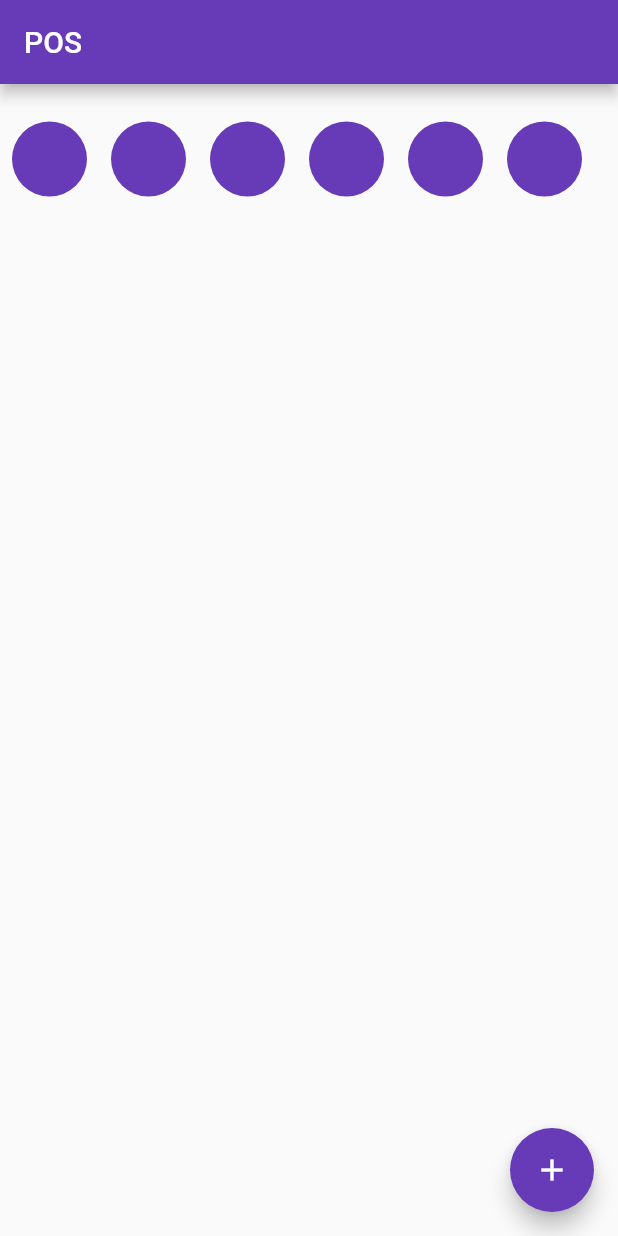
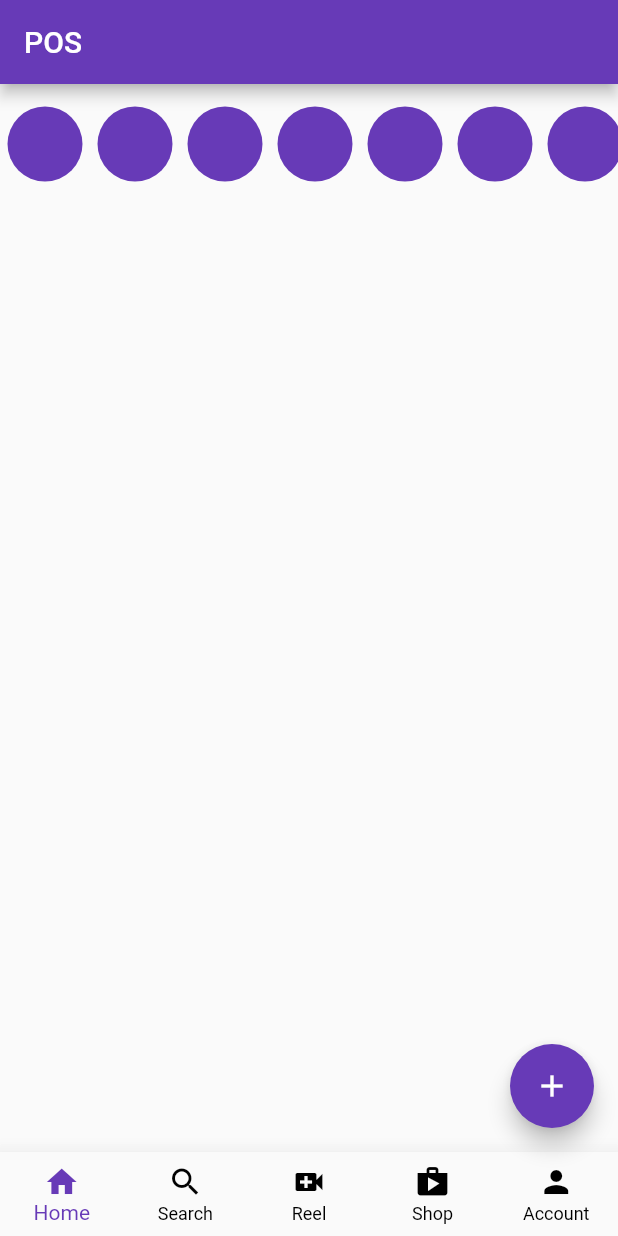
Before and after one commit to Dharmeshgevariya/kitchen_app, a Flutter app: the screen it shows after launch, on a phone screen of 412 x 824 dp. Run offline on Flutter 3.47's test engine with Material 2 defaults, Android fonts, the phone set to English and light mode, and no system bars; our stand-ins replace google_fonts, percent_indicator.

Commit message:
Bottom Navigation bar

```diff
--- /dev/null
+++ b/lib/account.dart
@@ -0,0 +1,17 @@
+import 'package:flutter/material.dart';
+
+class Account extends StatefulWidget {
+  const Account({Key? key}) : super(key: key);
+
+  @override
+  State<Account> createState() => _AccountState();
+}
+
+class _AccountState extends State<Account> {
+  @override
+  Widget build(BuildContext context) {
+    return Center(
+      child: Text("Account"),
+    );
+  }
+}
--- /dev/null
+++ b/lib/home.dart
@@ -0,0 +1,42 @@
+import 'package:flutter/material.dart';
+
+import 'StoryPage.dart';
+import 'util/StroyCircle.dart';
+
+class home extends StatefulWidget {
+  const home({Key? key}) : super(key: key);
+
+  @override
+  State<home> createState() => _homeState();
+}
+
+class _homeState extends State<home> {
+
+  void _openStory(){
+    Navigator.push(context, MaterialPageRoute(builder: (context) => StoryPage()));
+  }
+
+
+  @override
+  Widget build(BuildContext context) {
+    return Center(
+      // Center is a layout widget. It takes a single child and positions it
+      // in the middle of the parent.
+      child: Column(
+        children: <Widget>[
+          SizedBox(
+            height: 80,
+            child: ListView.builder(
+                itemCount: 10,
+                scrollDirection: Axis.horizontal,
+                itemBuilder: (context, index) {
+                  return StoryCircle(
+                    function: _openStory,
+                  );
+                }),
+          )
+        ],
+      ),
+    );
+  }
+}
--- a/lib/main.dart
+++ b/lib/main.dart
@@ -1,8 +1,13 @@
 import 'package:flutter/material.dart';
+import 'package:kitchen_app/home.dart';
+import 'package:kitchen_app/sale.dart';
+import 'package:kitchen_app/video.dart';
 
 import 'ComplexDrawer.dart';
 
 import 'StoryPage.dart';
+import 'account.dart';
+import 'search.dart';
 import 'util/StroyCircle.dart';
 
 void main() {
@@ -53,21 +58,26 @@ class MyHomePage extends StatefulWidget {
 }
 
 class _MyHomePageState extends State<MyHomePage> {
-  int _counter = 0;
+   int _selectedIndex =0;
 
-  void _incrementCounter() {
+  // navigate around the bottom nav bar
+  void _navigateBottomBar(int index){
     setState(() {
-      // This call to setState tells the Flutter framework that something has
-      // changed in this State, which causes it to rerun the build method below
-      // so that the display can reflect the updated values. If we changed
-      // _counter without calling setState(), then the build method would not be
-      // called again, and so nothing would appear to happen.
-      _counter++;
+      _selectedIndex = index;
     });
   }
-  void _openStory(){
-    Navigator.push(context, MaterialPageRoute(builder: (context) => StoryPage()));
-  }
+
+  // diffrent pages to navigate to
+  final List<Widget> _children=[
+    home(),
+    Search(),
+    video(),
+    sale(),
+    Account()
+  ];
+
+
+
 
 
   @override
@@ -84,24 +94,21 @@ class _MyHomePageState extends State<MyHomePage> {
         // the App.build method, and use it to set our appbar title.
         title: Text(widget.title),
       ),
-      body: Center(
-        // Center is a layout widget. It takes a single child and positions it
-        // in the middle of the parent.
-        child: Column(
-          children: <Widget>[
-            SizedBox(
-              height: 100,
-              child: ListView.builder(
-                  itemCount: 6,
-                  scrollDirection: Axis.horizontal,
-                  itemBuilder: (context, index) {
-                    return StoryCircle(
-                      function: _openStory,
-                    );
-                  }),
-            )
-          ],
-        ),
+      body: _children[_selectedIndex],
+      bottomNavigationBar: BottomNavigationBar(
+        currentIndex: _selectedIndex,
+        onTap:_navigateBottomBar,
+        elevation: 12.0,
+        type: BottomNavigationBarType.fixed,
+        selectedItemColor: Theme.of(context).primaryColor,
+        unselectedItemColor: Colors.black,
+        items: [
+          BottomNavigationBarItem(icon: Icon(Icons.home),label: "Home"),
+          BottomNavigationBarItem(icon: Icon(Icons.search),label: "Search"),
+          BottomNavigationBarItem(icon: Icon(Icons.video_call),label: "Reel"),
+          BottomNavigationBarItem(icon: Icon(Icons.shop),label: "Shop"),
+          BottomNavigationBarItem(icon: Icon(Icons.person),label: "Account")
+        ],
       ),
       floatingActionButton: FloatingActionButton(
         onPressed: () {
--- /dev/null
+++ b/lib/search.dart
@@ -0,0 +1,17 @@
+import 'package:flutter/material.dart';
+
+class Search extends StatefulWidget {
+  const Search({Key? key}) : super(key: key);
+
+  @override
+  State<Search> createState() => _SearchState();
+}
+
+class _SearchState extends State<Search> {
+  @override
+  Widget build(BuildContext context) {
+    return Center(
+      child: Text("Search"),
+    );
+  }
+}
--- a/lib/util/StroyCircle.dart
+++ b/lib/util/StroyCircle.dart
@@ -12,7 +12,7 @@ class StoryCircle extends StatelessWidget {
     return GestureDetector(
       onTap: function,
       child: Padding(
-        padding: const EdgeInsets.all(8.0),
+        padding: const EdgeInsets.all(5.0),
         child: Container
           (height: 50,
           width: 50,
```
Also changed, not shown: lib/sale.dart (added, +17 -0 lines), lib/video.dart (added, +17 -0 lines).
